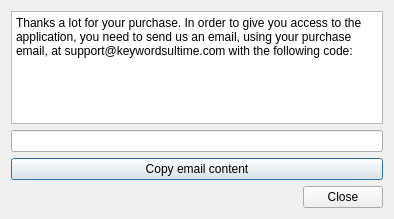
icingerpower/common, file customers/DialogNoLicence.ui: the form before one commit.
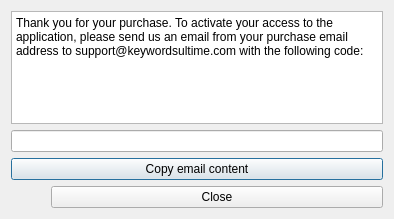
The form after the commit.

What changed in the file:
```diff
--- a/customers/DialogNoLicence.ui
+++ b/customers/DialogNoLicence.ui
@@ -20,7 +20,7 @@
       <bool>true</bool>
      </property>
      <property name="plainText">
-      <string>Thanks a lot for your purchase. In order to give you access to the application, you need to send us an email, using your purchase email, at support@keywordsultime.com with the following code:</string>
+      <string>Thank you for your purchase. To activate your access to the application, please send us an email from your purchase email address to support@keywordsultime.com with the following code:</string>
      </property>
     </widget>
    </item>
@@ -40,9 +40,6 @@
    </item>
    <item>
     <spacer name="verticalSpacer">
-     <property name="orientation">
-      <enum>Qt::Orientation::Vertical</enum>
-     </property>
      <property name="sizeHint" stdset="0">
       <size>
        <width>20</width>
@@ -55,9 +52,6 @@
     <layout class="QHBoxLayout" name="horizontalLayout">
      <item>
       <spacer name="horizontalSpacer">
-       <property name="orientation">
-        <enum>Qt::Orientation::Horizontal</enum>
-       </property>
        <property name="sizeHint" stdset="0">
         <size>
          <width>40</width>
```
Left out of the diff: 2 changed lines with no effect on the pictures.
